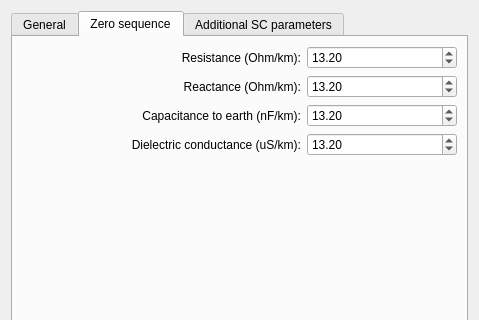
aloytag/electrical-grid-simulator, file src/electricalsim/ui/line_dialog.ui: the form before one commit; both pictures show x 0 to 479 and y 0 to 320 of the 479 by 497 pixel window.
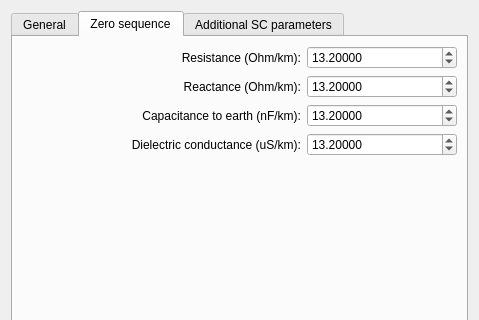
The form after the commit. The open tabs and pages were chosen to show the change.

Commit message: 5 decimals in the zero sequence parameters of a line

Patch:
```diff
--- a/src/electricalsim/ui/line_dialog.ui
+++ b/src/electricalsim/ui/line_dialog.ui
@@ -570,6 +570,9 @@
              <height>0</height>
             </size>
            </property>
+           <property name="decimals">
+            <number>5</number>
+           </property>
            <property name="minimum">
             <double>0.000000000000000</double>
            </property>
@@ -619,6 +622,9 @@
              <height>0</height>
             </size>
            </property>
+           <property name="decimals">
+            <number>5</number>
+           </property>
            <property name="minimum">
             <double>-500.000000000000000</double>
            </property>
@@ -668,6 +674,9 @@
              <height>0</height>
             </size>
            </property>
+           <property name="decimals">
+            <number>5</number>
+           </property>
            <property name="minimum">
             <double>0.000000000000000</double>
            </property>
@@ -717,6 +726,9 @@
              <height>0</height>
             </size>
            </property>
+           <property name="decimals">
+            <number>5</number>
+           </property>
            <property name="minimum">
             <double>0.000000000000000</double>
            </property>
```
The commit also changes 4 other files.
